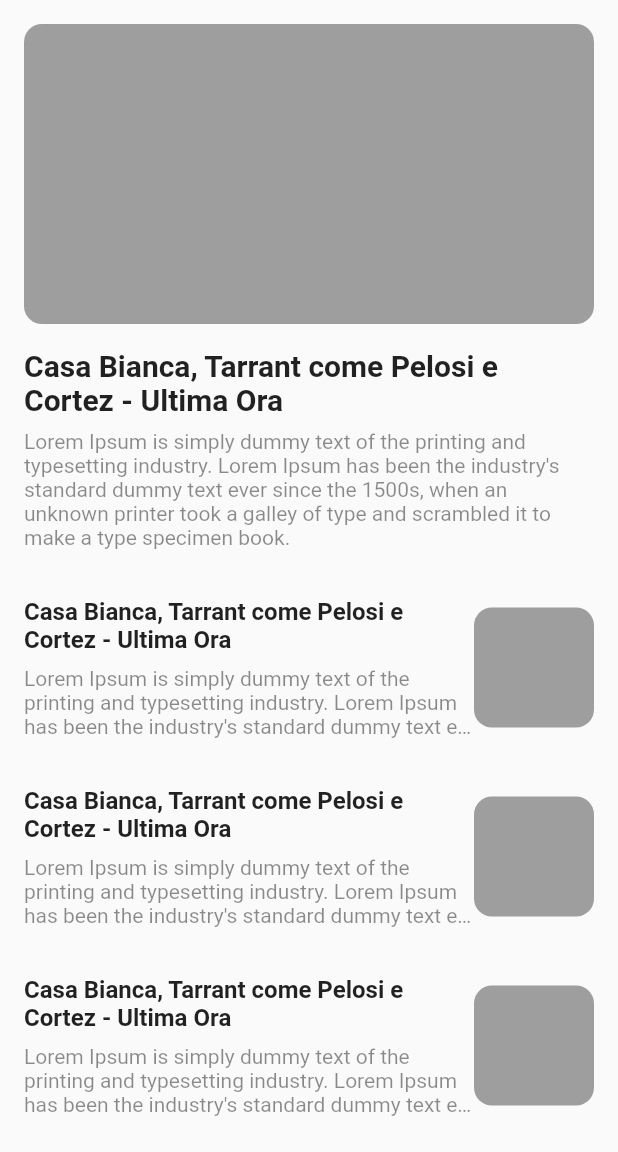
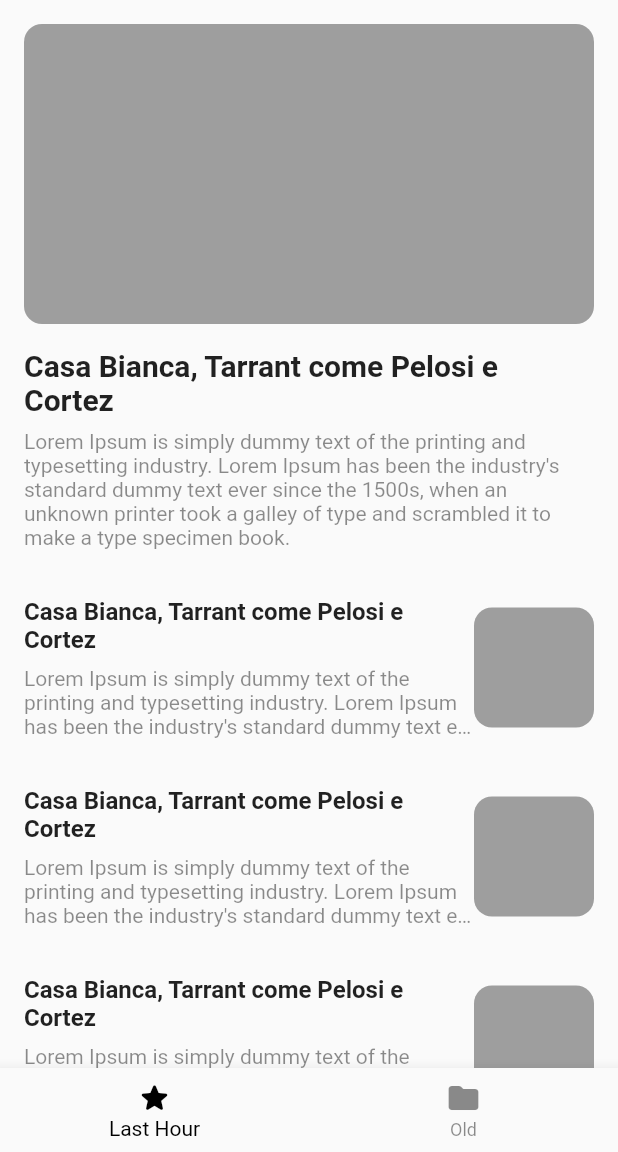
Before and after one commit to ngiuliani-ng/fudeo_start_project_app, a Flutter app: the screen it shows after launch, after a tap on the "dehaze" icon, on a phone screen of 412 x 824 dp, the part 84-1236 px from its top. Run offline on Flutter 3.47's test engine with Material 2 defaults, Android fonts, the phone set to English and light mode, and no system bars.

Commit message:
Bottom Navigation Bar & Page View. Main screens.

```diff
--- a/lib/main.dart
+++ b/lib/main.dart
@@ -18,6 +18,44 @@
 }
 
 class HomePage extends StatelessWidget {
+  @override
+  Widget build(BuildContext context) {
+    return Scaffold(
+      appBar: AppBar(
+        leading: IconButton(
+          icon: Icon(Icons.dehaze),
+          onPressed: () {},
+        ),
+        title: Text("News"),
+        centerTitle: true,
+        elevation: 0,
+      ),
+      body: PageView(
+        children: [
+          LastHourPage(),
+          OldPage(),
+        ],
+      ),
+      bottomNavigationBar: BottomNavigationBar(
+        currentIndex: 0,
+        selectedItemColor: Colors.black,
+        unselectedItemColor: Colors.black45,
+        items: [
+          BottomNavigationBarItem(
+            icon: Icon(Icons.star_rounded),
+            label: "Last Hour",
+          ),
+          BottomNavigationBarItem(
+            icon: Icon(Icons.folder_rounded),
+            label: "Old",
+          ),
+        ],
+      ),
+    );
+  }
+}
+
+class LastHourPage extends StatelessWidget {
   Widget buildHeadline() {
     return Column(
       crossAxisAlignment: CrossAxisAlignment.start,
@@ -34,7 +72,7 @@
           height: 16,
         ),
         Text(
-          "Casa Bianca, Tarrant come Pelosi e Cortez - Ultima Ora",
+          "Casa Bianca, Tarrant come Pelosi e Cortez",
           style: TextStyle(
             fontSize: 20,
             fontWeight: FontWeight.bold,
@@ -48,6 +86,7 @@
           maxLines: 6,
           overflow: TextOverflow.ellipsis,
           style: TextStyle(
+            fontSize: 14,
             color: Colors.black45,
           ),
         ),
@@ -65,7 +104,7 @@
             crossAxisAlignment: CrossAxisAlignment.start,
             children: [
               Text(
-                "Casa Bianca, Tarrant come Pelosi e Cortez - Ultima Ora",
+                "Casa Bianca, Tarrant come Pelosi e Cortez",
                 style: TextStyle(
                   fontSize: 16,
                   fontWeight: FontWeight.bold,
@@ -79,6 +118,7 @@
                 maxLines: 3,
                 overflow: TextOverflow.ellipsis,
                 style: TextStyle(
+                  fontSize: 14,
                   color: Colors.black45,
                 ),
               ),
@@ -99,17 +139,7 @@
 
   @override
   Widget build(BuildContext context) {
-    return Scaffold(
-      appBar: AppBar(
-        leading: IconButton(
-          icon: Icon(Icons.dehaze),
-          onPressed: () {},
-        ),
-        title: Text("News"),
-        centerTitle: true,
-        elevation: 0,
-      ),
-      body: ListView.builder(
+    return ListView.builder(
       /// Padding generale.
       padding: EdgeInsets.all(16),
 
@@ -125,6 +155,57 @@
             child: buildArticle(),
           );
       },
+    );
+  }
+}
+
+class OldPage extends StatelessWidget {
+  @override
+  Widget build(BuildContext context) {
+    return GridView.count(
+      padding: EdgeInsets.all(16),
+      crossAxisCount: 2,
+      childAspectRatio: 0.6,
+      mainAxisSpacing: 16,
+      crossAxisSpacing: 16,
+      children: List.generate(
+        10,
+        (index) {
+          return Column(
+            children: [
+              Container(
+                height: 120,
+                width: double.infinity,
+                decoration: BoxDecoration(
+                  color: Colors.grey.shade500,
+                  borderRadius: BorderRadius.circular(12),
+                ),
+              ),
+              SizedBox(
+                height: 16,
+              ),
+              Text(
+                "Casa Bianca, Tarrant come Pelosi e Cortez",
+                style: TextStyle(
+                  fontSize: 14,
+                  fontWeight: FontWeight.bold,
+                ),
+              ),
+              SizedBox(
+                height: 8,
+              ),
+              Text(
+                "Lorem Ipsum is simply dummy text of the printing and typesetting industry. Lorem Ipsum has been the industry's standard dummy text ever since the 1500s, when an unknown printer took a galley of type and scrambled it to make a type specimen book.",
+                maxLines: 5,
+                overflow: TextOverflow.ellipsis,
+                style: TextStyle(
+                  fontSize: 14,
+                  color: Colors.black45,
+                ),
+              ),
+            ],
+          );
+        },
       ),
     );
   }
```
Lines whose indentation alone changed are shown as unchanged.
